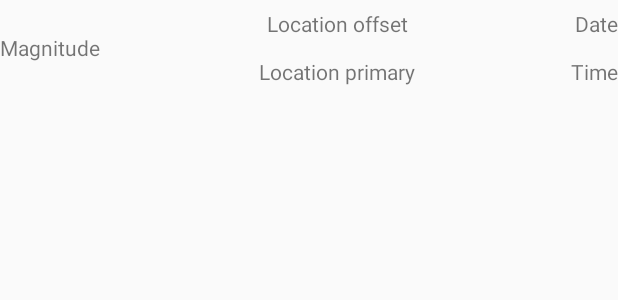
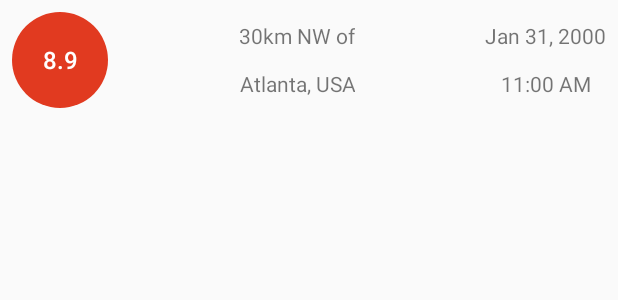
Before and after one commit to ManoelCortesMendez/quake-feed, an Android app: the layout earthquake_item.xml on its own in the app's theme, with its tools: preview values and no code run, on a phone screen of 412 x 824 dp. Shown: the top 300 px of the screen. Run offline under Robolectric (Android 15) with nearby library versions, the phone set to English and light mode, and no system bars.

Commit message:
Add colored circles representing earthquake magnitudes

```diff
--- /dev/null
+++ b/app/src/main/res/drawable/magnitude_circle.xml
@@ -0,0 +1,10 @@
+<?xml version="1.0" encoding="utf-8"?>
+<!-- Background circle for the magnitude value -->
+<shape xmlns:android="http://schemas.android.com/apk/res/android"
+    android:shape="oval">
+    <solid android:color="@color/magnitude1" />
+    <size
+        android:width="36dp"
+        android:height="36dp" />
+    <corners android:radius="18dp" />
+</shape>
--- a/app/src/main/res/layout/earthquake_item.xml
+++ b/app/src/main/res/layout/earthquake_item.xml
@@ -3,61 +3,63 @@
     xmlns:app="http://schemas.android.com/apk/res-auto"
     xmlns:tools="http://schemas.android.com/tools"
     android:layout_width="match_parent"
-    android:layout_height="match_parent">
+    android:layout_height="match_parent"
+    android:padding="8dp">
 
     <TextView
         android:id="@+id/magnitude_text_view"
-        android:layout_width="0dp"
+        android:layout_width="64dp"
         android:layout_height="64dp"
+        android:background="@drawable/magnitude_circle"
+        android:fontFamily="sans-serif-medium"
         android:gravity="center"
-        app:layout_constraintEnd_toStartOf="@+id/location_text_view"
-        app:layout_constraintHorizontal_bias="0.5"
+        android:textColor="@android:color/white"
+        android:textSize="16sp"
         app:layout_constraintStart_toStartOf="parent"
         app:layout_constraintTop_toTopOf="parent"
-        tools:text="Magnitude" />
+        tools:text="8.9" />
 
     <TextView
         android:id="@+id/location_offset_text_view"
-        android:layout_width="0dp"
+        android:layout_width="wrap_content"
         android:layout_height="32dp"
+        android:layout_marginStart="8dp"
+        android:layout_marginLeft="8dp"
+        android:layout_marginEnd="8dp"
+        android:layout_marginRight="8dp"
         android:gravity="center"
         app:layout_constraintEnd_toStartOf="@+id/date_text_view"
-        app:layout_constraintHorizontal_bias="0.5"
         app:layout_constraintStart_toEndOf="@+id/magnitude_text_view"
         app:layout_constraintTop_toTopOf="parent"
-        tools:text="Location offset" />
+        tools:text="30km NW of" />
 
     <TextView
         android:id="@+id/location_primary_text_view"
-        android:layout_width="0dp"
+        android:layout_width="wrap_content"
         android:layout_height="32dp"
         android:gravity="center"
-        app:layout_constraintEnd_toStartOf="@+id/date_text_view"
-        app:layout_constraintHorizontal_bias="0.5"
-        app:layout_constraintStart_toEndOf="@+id/magnitude_text_view"
+        app:layout_constraintEnd_toEndOf="@+id/location_offset_text_view"
+        app:layout_constraintStart_toStartOf="@+id/location_offset_text_view"
         app:layout_constraintTop_toBottomOf="@+id/location_offset_text_view"
-        tools:text="Location primary" />
+        tools:text="Atlanta, USA" />
 
     <TextView
         android:id="@+id/date_text_view"
-        android:layout_width="0dp"
+        android:layout_width="wrap_content"
         android:layout_height="32dp"
         android:gravity="center"
         app:layout_constraintEnd_toEndOf="parent"
-        app:layout_constraintHorizontal_bias="0.5"
-        app:layout_constraintStart_toEndOf="@+id/location_text_view"
         app:layout_constraintTop_toTopOf="parent"
-        tools:text="Date" />
+        tools:text="Jan 31, 2000" />
 
     <TextView
         android:id="@+id/time_text_view"
-        android:layout_width="0dp"
+        android:layout_width="wrap_content"
         android:layout_height="32dp"
         android:gravity="center"
         app:layout_constraintEnd_toEndOf="parent"
-        app:layout_constraintHorizontal_bias="0.0"
-        app:layout_constraintStart_toEndOf="@+id/location_text_view"
+        app:layout_constraintStart_toStartOf="@+id/date_text_view"
         app:layout_constraintTop_toBottomOf="@+id/date_text_view"
-        tools:text="Time" />
+        tools:text="11:00 AM" />
 
 </android.support.constraint.ConstraintLayout>
```
Also changed, not shown: app/src/main/java/com/example/android/quakereport/EarthquakeAdapter.java (+44 -0 lines), app/src/main/res/values/colors.xml (+30 -0 lines).
